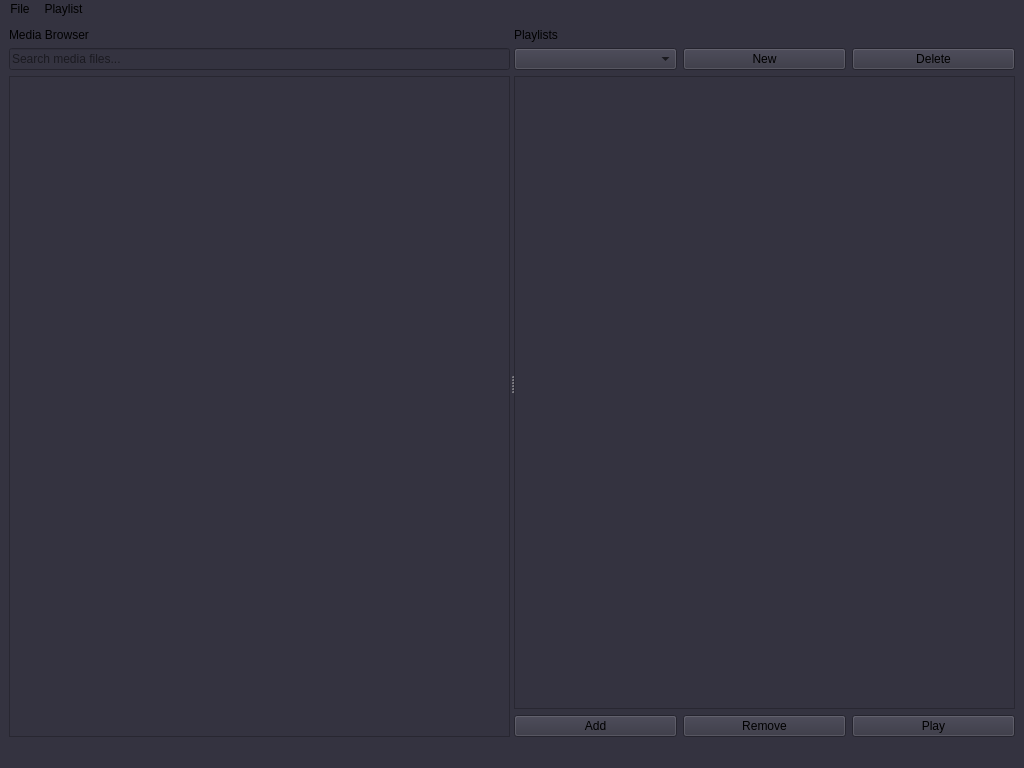
Qt form src/view/mainwindow.ui (thinhth510/DATN_QT) before a commit.
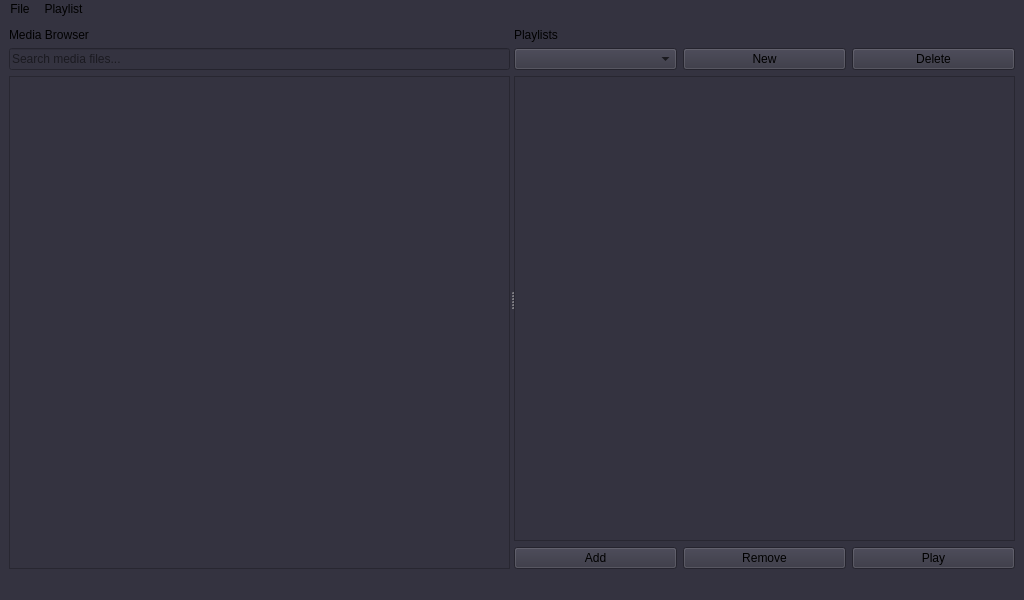
The same form after that commit. Icons and pictures are not drawn.

The edit to the form file:
```diff
--- a/src/view/mainwindow.ui
+++ b/src/view/mainwindow.ui
@@ -7,7 +7,7 @@
     <x>0</x>
     <y>0</y>
     <width>1024</width>
-    <height>768</height>
+    <height>600</height>
    </rect>
   </property>
   <property name="windowTitle">
```
Left out of the diff: 2 changed lines with no effect on the pictures.
